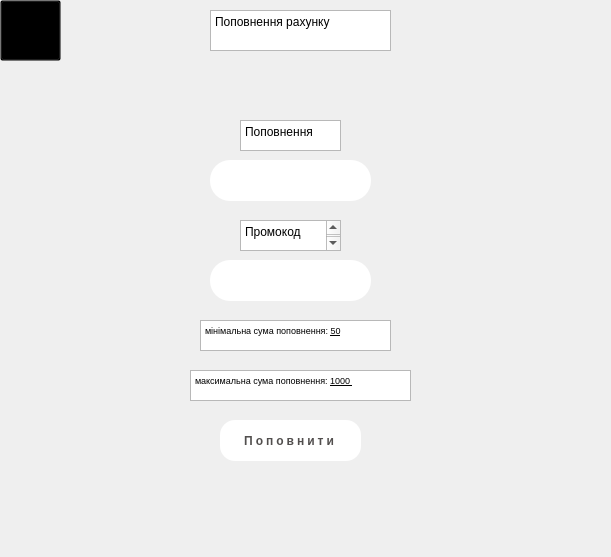
Before: the Qt Designer form addmoney.ui in Barsh4ec/Authorization, drawn with Qt 5.
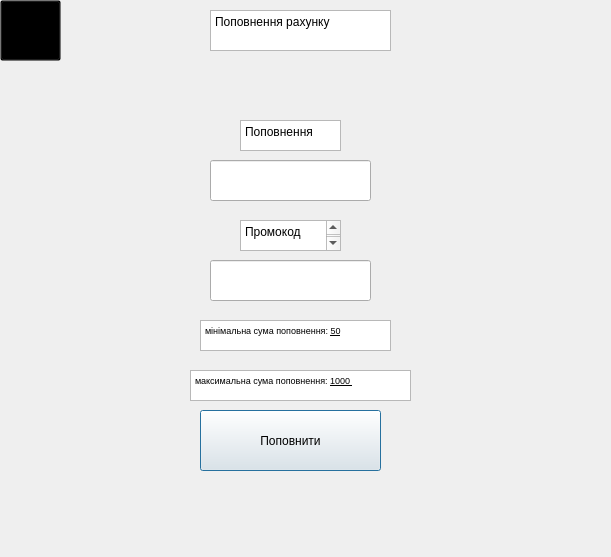
After: the same form once the commit is applied. Icons and pictures are not drawn.

The edit to the form file:
```diff
--- a/addmoney.ui
+++ b/addmoney.ui
@@ -41,29 +41,7 @@
     </rect>
    </property>
    <property name="styleSheet">
-    <string notr="true">QPushButton {
-border-radius: 10px;
-  text-decoration: none;
-  width: 140px;
-  height: 45px;
-  line-height: 45px;
-  border-radius: 45px;
-  margin: 10px 20px;
-
-
-  text-transform: uppercase;
-  text-align: center;
-  letter-spacing: 3px;
-  font-weight: 600;
-  color: #524f4e;
-  background: white;
-border-radius: 15px;
-}
-QPushButton:hover {
-border-radius: 15px;
-  background: #2EE59D;
-  color: white;
-}</string>
+    <string notr="true"/>
    </property>
    <property name="text">
     <string>Поповнити</string>
@@ -188,20 +166,7 @@
     </rect>
    </property>
    <property name="styleSheet">
-    <string notr="true">QLineEdit {
-    border: 2px sold #2EE59D;
-	border-radius: 20px;
-	color: #524f4e;
-	padding-left: 20px;
-	padding-right: 20px;
-	background-color: white;
-}
-QLineEdit:hover {
-	border: 2px solid #2EE59D;
-}
-QLinneEdit:focus {
-	border: 2px solid #2EE59D
-}</string>
+    <string notr="true"/>
    </property>
   </widget>
   <widget class="QLineEdit" name="lineEdit_2">
@@ -214,20 +179,7 @@
     </rect>
    </property>
    <property name="styleSheet">
-    <string notr="true">QLineEdit {
-    border: 2px sold #2EE59D;
-	border-radius: 20px;
-	color: #524f4e;
-	padding-left: 20px;
-	padding-right: 20px;
-	background-color: white;
-}
-QLineEdit:hover {
-	border: 2px solid #2EE59D;
-}
-QLinneEdit:focus {
-	border: 2px solid #2EE59D
-}</string>
+    <string notr="true"/>
    </property>
   </widget>
   <widget class="QLabel" name="label_2">
```
